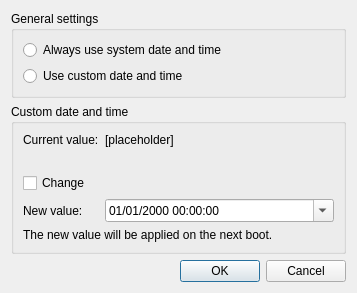
Qt form src/frontend/qt_sdl/DateTimeDialog.ui (openpak/melonds) before a commit.
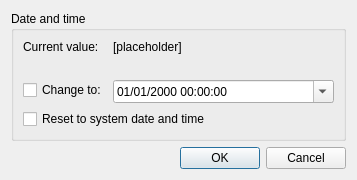
The same form after that commit.

Diff of the .ui file:
```diff
--- a/src/frontend/qt_sdl/DateTimeDialog.ui
+++ b/src/frontend/qt_sdl/DateTimeDialog.ui
@@ -7,40 +7,17 @@
     <x>0</x>
     <y>0</y>
     <width>357</width>
-    <height>259</height>
+    <height>161</height>
    </rect>
   </property>
   <property name="windowTitle">
    <string>Date and time - melonDS</string>
   </property>
   <layout class="QVBoxLayout" name="verticalLayout">
-   <item>
-    <widget class="QGroupBox" name="groupBox">
-     <property name="title">
-      <string>General settings</string>
-     </property>
-     <layout class="QFormLayout" name="formLayout">
-      <item row="1" column="0" colspan="2">
-       <widget class="QRadioButton" name="rbCustomTime">
-        <property name="text">
-         <string>Use custom date and time</string>
-        </property>
-       </widget>
-      </item>
-      <item row="0" column="0" colspan="2">
-       <widget class="QRadioButton" name="rbSystemTime">
-        <property name="text">
-         <string>Always use system date and time</string>
-        </property>
-       </widget>
-      </item>
-     </layout>
-    </widget>
-   </item>
    <item>
     <widget class="QGroupBox" name="groupBox_2">
      <property name="title">
-      <string>Custom date and time</string>
+      <string>Date and time</string>
      </property>
      <layout class="QFormLayout" name="formLayout_2">
       <item row="0" column="0">
@@ -64,28 +41,14 @@
         </property>
        </widget>
       </item>
-      <item row="2" column="0" colspan="2">
+      <item row="2" column="0">
        <widget class="QCheckBox" name="chkChangeTime">
         <property name="text">
-         <string>Change</string>
+         <string>Change to:</string>
         </property>
        </widget>
       </item>
-      <item row="3" column="0">
-       <widget class="QLabel" name="label_3">
-        <property name="text">
-         <string>New value:</string>
-        </property>
-       </widget>
-      </item>
-      <item row="4" column="0" colspan="2">
-       <widget class="QLabel" name="label_5">
-        <property name="text">
-         <string>The new value will be applied on the next boot.</string>
-        </property>
-       </widget>
-      </item>
-      <item row="3" column="1">
+      <item row="2" column="1">
        <widget class="QDateTimeEdit" name="txtNewCustomTime">
         <property name="dateTime">
          <datetime>
@@ -125,6 +88,13 @@
         </property>
        </widget>
       </item>
+      <item row="3" column="0" colspan="2">
+       <widget class="QCheckBox" name="chkResetTime">
+        <property name="text">
+         <string>Reset to system date and time</string>
+        </property>
+       </widget>
+      </item>
      </layout>
     </widget>
    </item>
```
